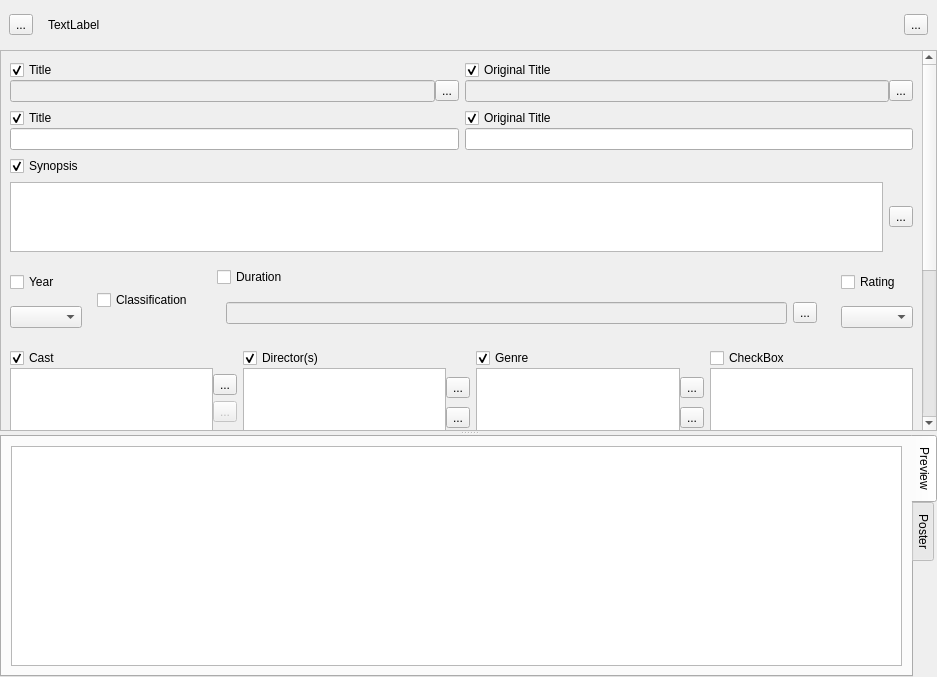
app211/jaqet, file src/panelview.ui: the form before one commit.
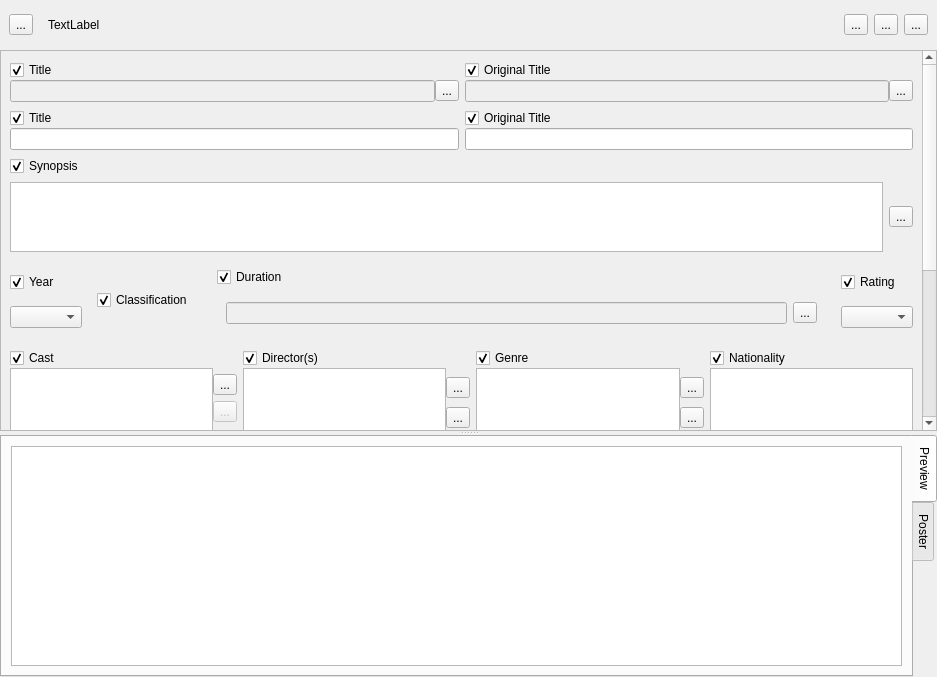
The form after the commit. Icons and pictures are not drawn. Custom widgets are drawn as their Qt base class.

```diff
--- a/src/panelview.ui
+++ b/src/panelview.ui
@@ -116,6 +116,28 @@
             </layout>
            </widget>
           </item>
+          <item>
+           <widget class="QToolButton" name="toolButtonUnlockAll">
+            <property name="text">
+             <string>...</string>
+            </property>
+            <property name="icon">
+             <iconset resource="../resources/resources.qrc">
+              <normaloff>:/resources/images/un_lock.png</normaloff>:/resources/images/un_lock.png</iconset>
+            </property>
+           </widget>
+          </item>
+          <item>
+           <widget class="QToolButton" name="toolButtonLockAll">
+            <property name="text">
+             <string>...</string>
+            </property>
+            <property name="icon">
+             <iconset resource="../resources/resources.qrc">
+              <normaloff>:/resources/images/lock.png</normaloff>:/resources/images/lock.png</iconset>
+            </property>
+           </widget>
+          </item>
           <item>
            <widget class="QToolButton" name="ProceedToolButton">
             <property name="text">
@@ -524,6 +546,9 @@
                        <property name="text">
                         <string>Year</string>
                        </property>
+                       <property name="checked">
+                        <bool>true</bool>
+                       </property>
                       </widget>
                      </item>
                      <item>
@@ -544,6 +569,9 @@
                        <property name="text">
                         <string>Classification</string>
                        </property>
+                       <property name="checked">
+                        <bool>true</bool>
+                       </property>
                       </widget>
                      </item>
                     </layout>
@@ -557,6 +585,9 @@
                        <property name="text">
                         <string>Duration</string>
                        </property>
+                       <property name="checked">
+                        <bool>true</bool>
+                       </property>
                       </widget>
                      </item>
                      <item>
@@ -609,6 +640,9 @@
                        <property name="text">
                         <string>Rating</string>
                        </property>
+                       <property name="checked">
+                        <bool>true</bool>
+                       </property>
                       </widget>
                      </item>
                      <item>
@@ -956,7 +990,10 @@
                      <item>
                       <widget class="QCheckBox" name="checkBoxCountries">
                        <property name="text">
-                        <string>CheckBox</string>
+                        <string>Nationality</string>
+                       </property>
+                       <property name="checked">
+                        <bool>true</bool>
                        </property>
                       </widget>
                      </item>
```
Left out of the diff: 9 changed lines with no effect on the pictures.
